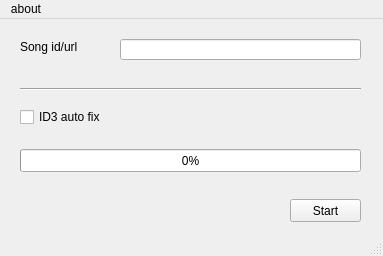
This is gui/core.ui in reorx/stexplorer as Qt 5 draws it before an edit. The edited form follows.
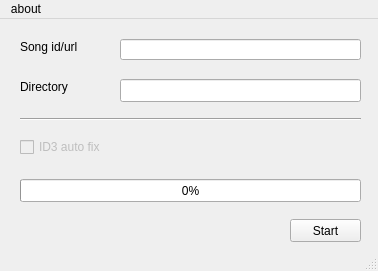
This is the edited form.

Commit message: done most rewriting on GUI

```diff
--- a/gui/core.ui
+++ b/gui/core.ui
@@ -9,10 +9,16 @@
    <rect>
     <x>0</x>
     <y>0</y>
-    <width>383</width>
-    <height>256</height>
+    <width>378</width>
+    <height>271</height>
    </rect>
   </property>
+  <property name="sizePolicy">
+   <sizepolicy hsizetype="Preferred" vsizetype="Preferred">
+    <horstretch>0</horstretch>
+    <verstretch>0</verstretch>
+   </sizepolicy>
+  </property>
   <property name="windowTitle">
    <string>MainWindow</string>
   </property>
@@ -31,7 +37,7 @@
     <property name="geometry">
      <rect>
       <x>20</x>
-      <y>60</y>
+      <y>90</y>
       <width>341</width>
       <height>21</height>
      </rect>
@@ -41,10 +47,13 @@
     </property>
    </widget>
    <widget class="QCheckBox" name="checkBox">
+    <property name="enabled">
+     <bool>false</bool>
+    </property>
     <property name="geometry">
      <rect>
       <x>20</x>
-      <y>90</y>
+      <y>120</y>
       <width>101</width>
       <height>16</height>
      </rect>
@@ -70,7 +79,7 @@
     <property name="geometry">
      <rect>
       <x>20</x>
-      <y>130</y>
+      <y>160</y>
       <width>341</width>
       <height>23</height>
      </rect>
@@ -95,7 +104,7 @@
     <property name="geometry">
      <rect>
       <x>290</x>
-      <y>180</y>
+      <y>200</y>
       <width>71</width>
       <height>23</height>
      </rect>
@@ -104,13 +113,48 @@
      <string>Start</string>
     </property>
    </widget>
+   <widget class="QLineEdit" name="lineEdit_2">
+    <property name="geometry">
+     <rect>
+      <x>120</x>
+      <y>60</y>
+      <width>241</width>
+      <height>23</height>
+     </rect>
+    </property>
+    <property name="styleSheet">
+     <string notr="true">QLineEdit {color: #555;}</string>
+    </property>
+    <property name="text">
+     <string/>
+    </property>
+    <property name="readOnly">
+     <bool>true</bool>
+    </property>
+    <property name="placeholderText">
+     <string/>
+    </property>
+   </widget>
+   <widget class="QLabel" name="label_2">
+    <property name="geometry">
+     <rect>
+      <x>20</x>
+      <y>60</y>
+      <width>61</width>
+      <height>16</height>
+     </rect>
+    </property>
+    <property name="text">
+     <string>Directory</string>
+    </property>
+   </widget>
   </widget>
   <widget class="QMenuBar" name="menubar">
    <property name="geometry">
     <rect>
      <x>0</x>
      <y>0</y>
-     <width>383</width>
+     <width>378</width>
      <height>21</height>
     </rect>
    </property>
```
Left out of the diff: 25 changed lines with no effect on the pictures. The commit also changes 6 other files.
